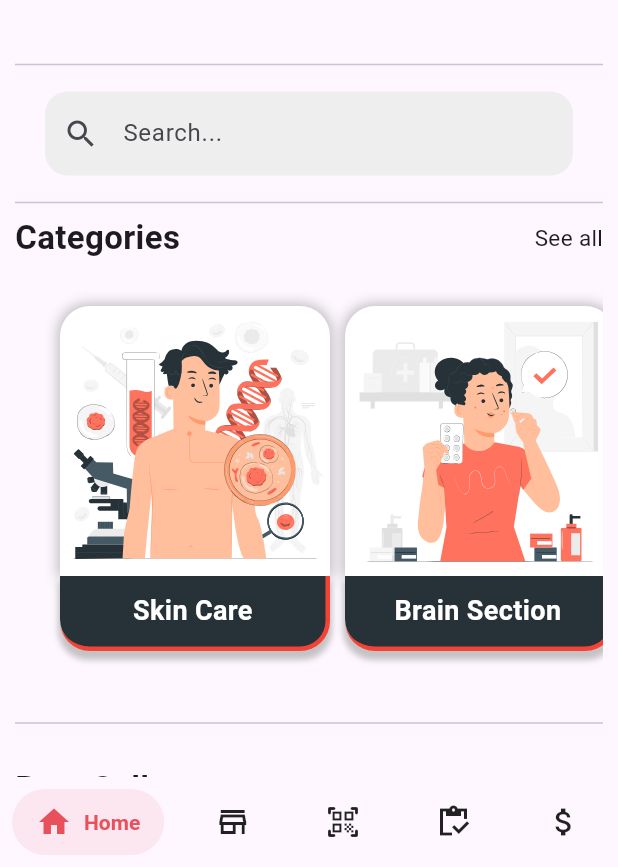
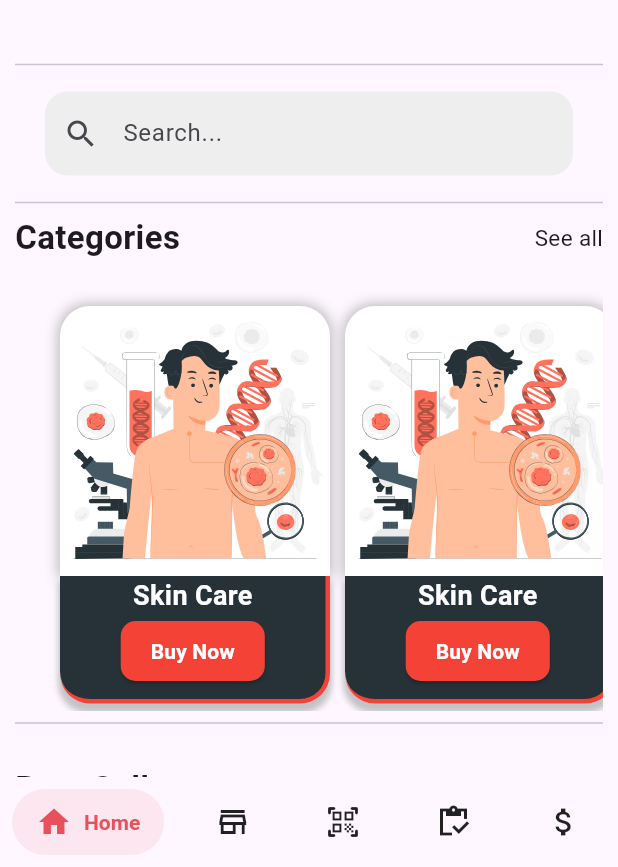
Before and after one commit to jawa-d/phar, a Flutter app: the screen it shows after launch, on a phone screen of 412 x 824 dp, the part 369-1236 px from its top. Run offline on Flutter 3.47's test engine with Material 3 defaults, Android fonts, the phone set to English and light mode, and no system bars; drawn by our look-alikes of salomon_bottom_bar; our stand-ins replace flutter_svg_provider, google_fonts.

Commit message:
Bottom to page two end

```diff
--- a/lib/Store.dart
+++ b/lib/Store.dart
@@ -1,6 +1,8 @@
 import 'package:flutter/material.dart';
 import 'package:flutter_svg_provider/flutter_svg_provider.dart'; // تأكد من استيراد الحزمة المناسبة
 import 'package:google_fonts/google_fonts.dart';
+import 'package:par/selispage.dart';
+
 import 'package:salomon_bottom_bar/salomon_bottom_bar.dart';
 
 class Store extends StatefulWidget {
@@ -33,7 +35,7 @@ class _StoreState extends State<Store> {
               // Text section
               Expanded(
                 child: Padding(
-                  padding: const EdgeInsets.only(left: 10,top: 20),
+                  padding: const EdgeInsets.only(left: 10, top: 20),
                   child: RichText(
                     text: const TextSpan(
                       text: "Pharmacy ",
@@ -82,29 +84,21 @@ class _StoreState extends State<Store> {
               ),
               // Image section
               Padding(
-                padding: const EdgeInsets.only(bottom: 0, right: 1 ,top: 5), // Adjust top padding to align with the text
+                padding: const EdgeInsets.only(bottom: 0, right: 1, top: 5), // Adjust top padding to align with the text
                 child: Container(
                   width: 200, // Adjust width as needed
-                  height: 200,
-                  // Adjust height as needed
+                  height: 200, // Adjust height as needed
                   decoration: BoxDecoration(
                     image: DecorationImage(
-
                       image: Svg("images/storeWelcome.svg"),
                       fit: BoxFit.cover,
-
                       // Use cover to ensure the image fills the container
                     ),
                   ),
-
                 ),
-
               ),
-
             ],
           ),
-
-        //  const SizedBox(height: 0,), // Adjust spacing as needed
 
           // First divider
           const Divider(),
@@ -140,6 +134,13 @@ class _StoreState extends State<Store> {
               padding: const EdgeInsets.all(20),
               scrollDirection: Axis.horizontal,
               children: [
+                GestureDetector(
+                  onTap: (){Navigator.of(context).push(MaterialPageRoute(builder: (context)=> Selispage()  ));},
+                  child: myPanadolCard(
+                  image: "images/21532495_6463385.svg",
+                  text: "Skin Care",
+                ),
+                ),
                 myPanadolCard(
                   image: "images/21532495_6463385.svg",
                   text: "Skin Care",
@@ -306,8 +307,7 @@ class _StoreState extends State<Store> {
           ),
         ),
         Container(
-            height: 50,
-            width: 180,
+          width: 180, // Keep the width same as image container
           decoration: BoxDecoration(
             color: const Color(0xff263238),
             borderRadius: BorderRadius.only(
@@ -333,8 +333,10 @@ class _StoreState extends State<Store> {
               ),
             ],
           ),
-            child: Center(
-              child: Text(
+          child: Column(
+            mainAxisAlignment: MainAxisAlignment.center,
+            children: [
+              Text(
                 text,
                 style: const TextStyle(
                   color: Colors.white,
@@ -342,10 +344,39 @@ class _StoreState extends State<Store> {
                   fontSize: 18,
                 ),
               ),
+              const SizedBox(height: 8), // Add space between text and button
+              Transform.translate(
+                offset: const Offset(0, -8), // Move the button 8 pixels up
+                child: ElevatedButton(
+                  onPressed: () {
+                  Navigator.of(context).push(
+                    MaterialPageRoute(
+                      builder: (context) => const Selispage(),
+                    ),
+                  );
+                },
+                  style: ElevatedButton.styleFrom(
+                    backgroundColor: Colors.red, // Background color of the button
+                    shape: RoundedRectangleBorder(
+                      borderRadius: BorderRadius.circular(10),
+                    ),
+                    padding: const EdgeInsets.symmetric(horizontal: 20, vertical: 10), // Adjust button padding
+                  ),
+                  child: const Text(
+                    'Buy Now',
+                    style: TextStyle(
+                      color: Colors.white,
+                      fontWeight: FontWeight.bold,
+                    ),
+                  ),
+                ),
+              ),
+            ],
           ),
         ),
       ],
     ),
   );
 }
+
 }
```
Also changed, not shown: lib/selispage.dart (added, +21 -0 lines). Lines whose indentation alone changed are shown as unchanged.
